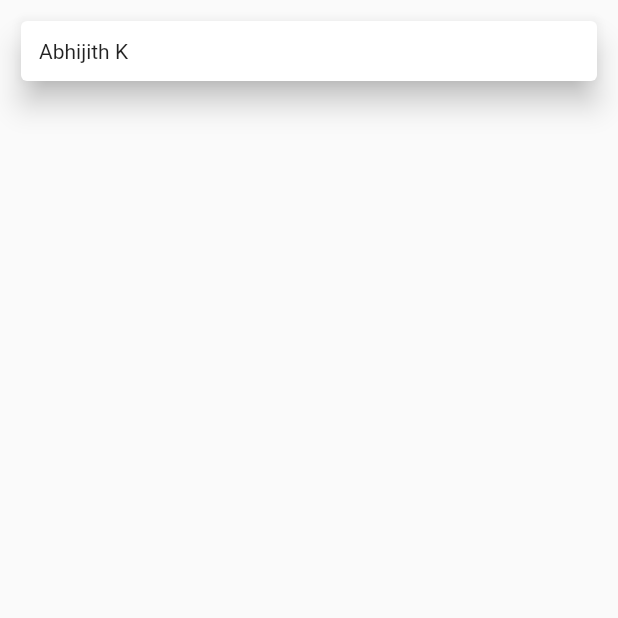
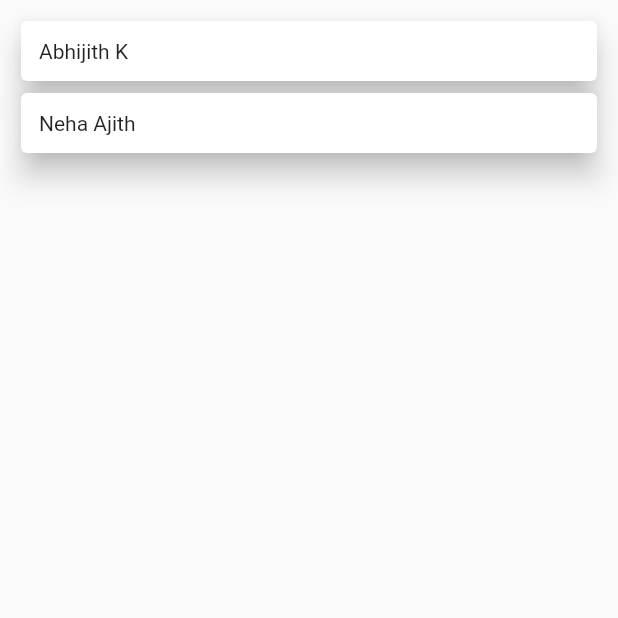
Before and after one commit to AbhijithKonnayil/flutter-bloc-demo, a Flutter app: the HomePage screen opened directly, on a phone screen of 412 x 824 dp, the top half of it. Run offline on Flutter 3.47's test engine with Material 2 defaults, Android fonts, the phone set to English and light mode, and no system bars; our stand-ins replace bloc, flutter_bloc.

Commit message:
no comments

```diff
--- a/lib/home_page.dart
+++ b/lib/home_page.dart
@@ -1,5 +1,7 @@
 import 'package:demo/home_bloc/home_bloc.dart';
+import 'package:demo/neabloc/nea_bloc.dart';
 import 'package:demo/pages/abhi_page.dart';
+import 'package:demo/pages/nea_page.dart';
 import 'package:flutter/material.dart';
 import 'package:flutter_bloc/flutter_bloc.dart';
 
@@ -52,6 +54,22 @@ class _HomePageState extends State<HomePage> {
                 child: Text("Abhijith K"),
               ),
             ),
+          ),
+          GestureDetector(
+            onTap: () {
+              BlocProvider<NeaBloc>(
+                create: (context) => NeaBloc(),
+              );
+              Navigator.push(
+                  context, MaterialPageRoute(builder: (p) => NeaPage()));
+            },
+            child: Card(
+              elevation: 8,
+              child: Padding(
+                padding: const EdgeInsets.all(12),
+                child: Text("Neha Ajith"),
+              ),
+            ),
           )
         ],
       ),
@@ -78,6 +96,12 @@ class _HomePageState extends State<HomePage> {
             child: Card(
               child: Text("Abhijith K"),
             ),
+          ),
+          GestureDetector(
+            onTap: () {},
+            child: Card(
+              child: Text("Neha Ajith"),
+            ),
           )
         ],
       ),
--- /dev/null
+++ b/lib/neabloc/nea_event.dart
@@ -0,0 +1,8 @@
+part of 'nea_bloc.dart';
+
+@immutable
+abstract class NeaEvent{}
+
+class NeaPhoneNumber extends NeaEvent{}
+class NeaEmailId extends NeaEvent{}
+class NeaBackButtonClickedEvent extends NeaEvent{}
--- /dev/null
+++ b/lib/neabloc/nea_state.dart
@@ -0,0 +1,10 @@
+part of 'nea_bloc.dart';
+
+@immutable
+abstract class NeaState{}
+
+class NeaInitial extends NeaState{}
+
+class NeaPhoneNumberState extends NeaState{}
+
+class NeaEmailIdState extends NeaState{}
```
Also changed, not shown: lib/main.dart (+29 -8 lines), lib/neabloc/nea_bloc.dart (added, +22 -0 lines), lib/pages/nea_page.dart (added, +68 -0 lines).
